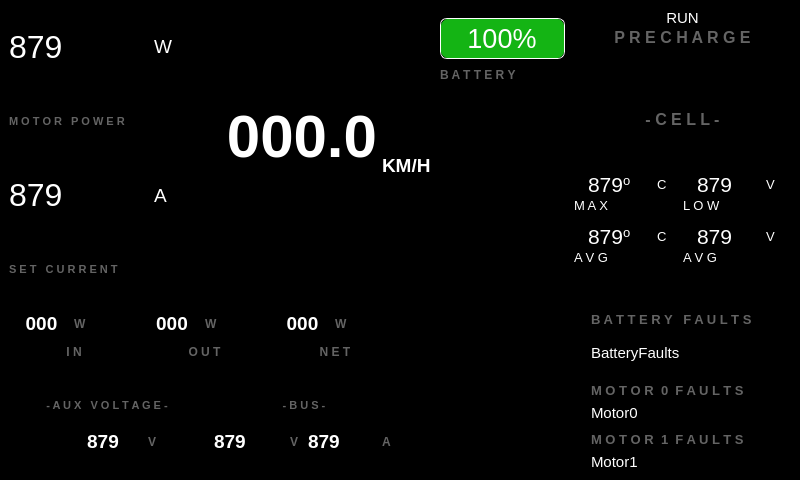
The window that src/ViewLayer/RaceModeDisplay/RaceModeDashboardUI.ui (UCSolarCarTeam/Epsilon-Dashboard) describes before a commit, drawn with Qt 5.
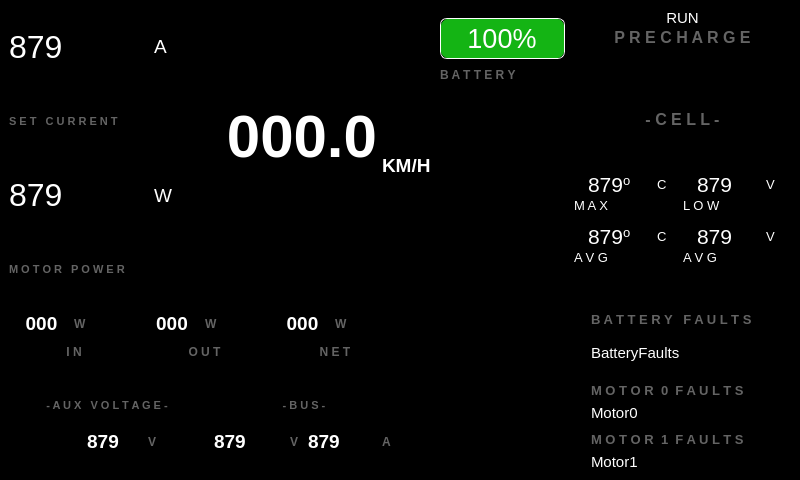
The same window after the commit. Icons and pictures are not drawn.

Commit message: puts set current and motor power back in the right place

```diff
--- a/src/ViewLayer/RaceModeDisplay/RaceModeDashboardUI.ui
+++ b/src/ViewLayer/RaceModeDisplay/RaceModeDashboardUI.ui
@@ -583,7 +583,7 @@
 }</string>
                     </property>
                     <property name="text">
-                     <string>A</string>
+                     <string>W</string>
                     </property>
                    </widget>
                   </item>
@@ -605,12 +605,12 @@
 </string>
                     </property>
                     <property name="text">
-                     <string>S E T   C U R R E N T</string>
+                     <string>M O T O R   P O W E R</string>
                     </property>
                    </widget>
                   </item>
                   <item row="0" column="0" colspan="2">
-                   <widget class="QLabel" name="setCurrentLabel">
+                   <widget class="QLabel" name="motorPowerLabel">
                     <property name="font">
                      <font>
                       <pointsize>24</pointsize>
@@ -674,7 +674,7 @@
 </string>
                     </property>
                     <property name="text">
-                     <string>M O T O R   P O W E R</string>
+                     <string>S E T   C U R R E N T</string>
                     </property>
                    </widget>
                   </item>
@@ -694,12 +694,12 @@
 }</string>
                     </property>
                     <property name="text">
-                     <string>W</string>
+                     <string>A</string>
                     </property>
                    </widget>
                   </item>
                   <item row="0" column="0" colspan="2">
-                   <widget class="QLabel" name="motorPowerLabel">
+                   <widget class="QLabel" name="setCurrentLabel">
                     <property name="font">
                      <font>
                       <pointsize>24</pointsize>
```
